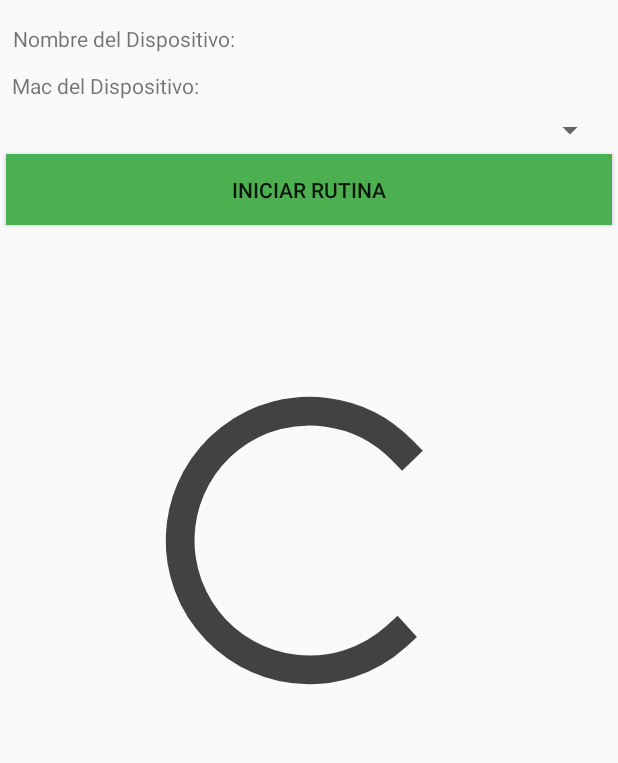
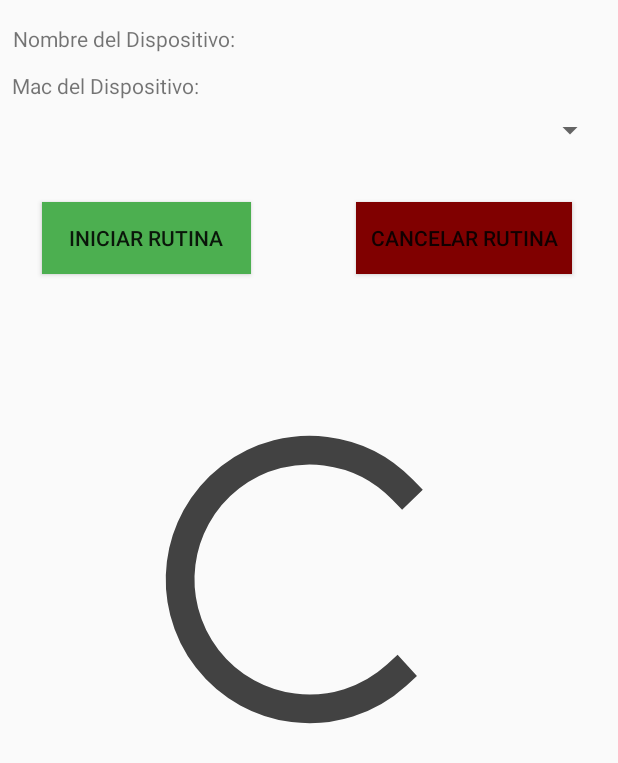
Before and after one commit to GeekGianca/FitnessController, an Android app: the layout principal_lay_fragment.xml on its own in the app's theme, with its tools: preview values and no code run, on a phone screen of 412 x 824 dp. Shown: the top 763 px of the screen. Run offline under Robolectric (Android 15) with nearby library versions, the phone set to English and light mode, and no system bars; plain views replace WaveLoadingView.

Commit message:
Update project

```diff
--- a/app/src/main/res/layout/principal_lay_fragment.xml
+++ b/app/src/main/res/layout/principal_lay_fragment.xml
@@ -44,15 +44,30 @@
     </Spinner>
 
     <Button
+        android:id="@+id/cap_r"
+        android:layout_width="139dp"
+        android:layout_height="wrap_content"
+        android:layout_marginLeft="28dp"
+        android:layout_marginStart="28dp"
+        android:background="@color/colorPrimary"
         android:text="@string/iniciar_rutina"
-        android:background="@color/colorPrimary"
-        android:id="@+id/cap_r"
-        android:layout_width="match_parent"
-        android:layout_height="47dp"
-        android:layout_margin="4dp"
-        android:layout_marginTop="16dp"
+        app:layout_constraintStart_toStartOf="parent"
+        app:layout_constraintTop_toTopOf="@+id/cancel" />
+
+    <Button
+        android:id="@+id/cancel"
+        android:layout_width="144dp"
+        android:layout_height="wrap_content"
+        android:layout_marginEnd="8dp"
+        android:layout_marginLeft="8dp"
+        android:layout_marginRight="8dp"
+        android:layout_marginStart="8dp"
+        android:layout_marginTop="36dp"
+        android:background="@color/redcolor"
+        android:text="@string/cancelar_rutina"
         app:layout_constraintEnd_toEndOf="parent"
-        app:layout_constraintStart_toStartOf="parent"
+        app:layout_constraintHorizontal_bias="0.733"
+        app:layout_constraintStart_toEndOf="@+id/cap_r"
         app:layout_constraintTop_toBottomOf="@+id/spinerlista" />
 
     <me.itangqi.waveloadingview.WaveLoadingView
--- a/app/src/main/res/values/colors.xml
+++ b/app/src/main/res/values/colors.xml
@@ -3,4 +3,5 @@
     <color name="colorPrimary">#4caf50</color>
     <color name="colorPrimaryDark">#087f23</color>
     <color name="colorAccent">#424242</color>
+    <color name="redcolor">	#800000</color>
 </resources>
--- a/app/src/main/res/values/strings.xml
+++ b/app/src/main/res/values/strings.xml
@@ -16,4 +16,6 @@
     <string name="errorsocket">La conexion no se ha efectuado</string>
     <string name="app_tittle">Pagina Principal</string>
     <string name="iniciar_rutina">Iniciar rutina</string>
+    <string name="cancelar_rutina">Cancelar Rutina</string>
+    <string name="reiniciar_rutina">Reiniciar Rutina</string>
 </resources>
```
Also changed, not shown: app/src/main/java/com/example/rafaelmadrid/fitnesscontroller/PaginaPrincipal.java (+132 -12 lines), app/src/main/java/com/example/rafaelmadrid/fitnesscontroller/Settings.java (+8 -0 lines), 1 other file.
